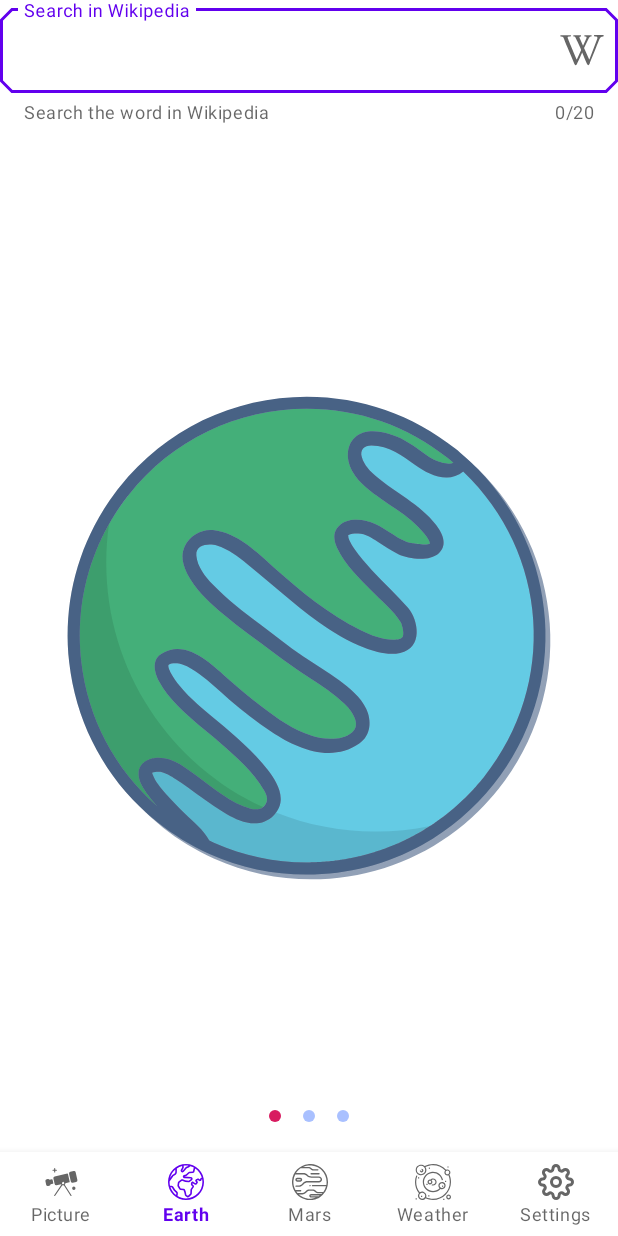
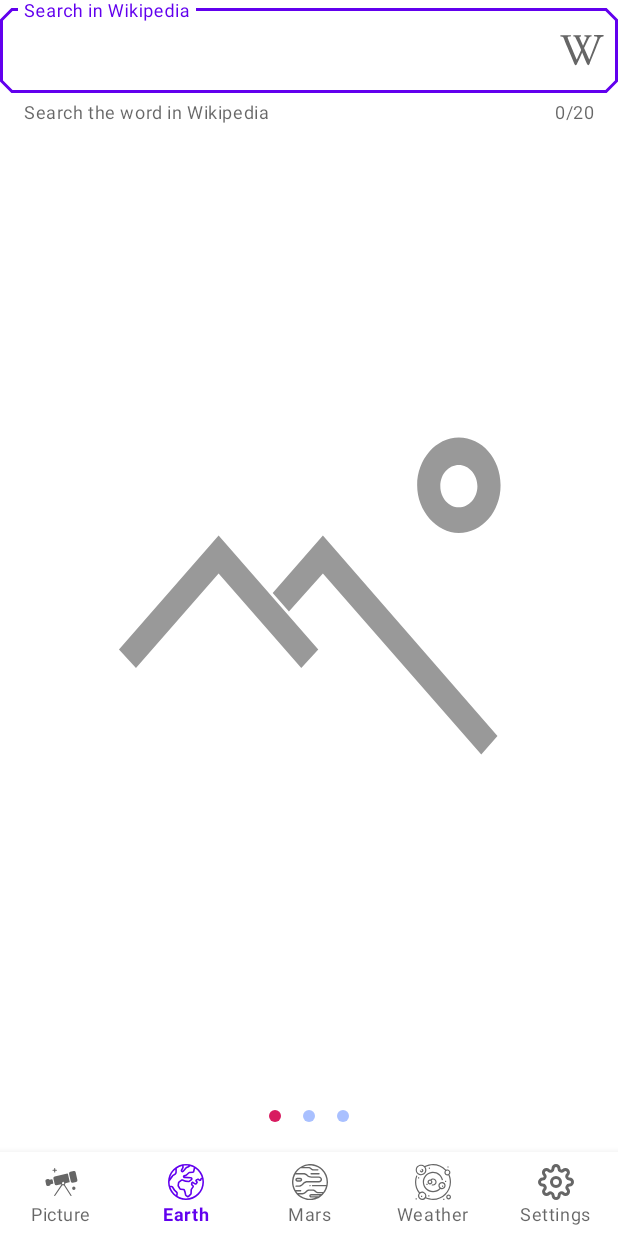
Before and after one commit to Moscowman/PictureOfTheDay, an Android app: the screen it shows after launch (MainActivity), item 2 of the bottom bar chosen, on a phone screen of 412 x 824 dp. Run offline under Robolectric (Android 15) with nearby library versions, the phone set to English and light mode, and no system bars; libraries missing offline, so code that uses them is left out: coil.api.load; pictures from the network do not load.

Commit message:
Реализована загрузка фото Земли со спутника для текущих координат

```diff
--- a/app/src/main/AndroidManifest.xml
+++ b/app/src/main/AndroidManifest.xml
@@ -3,6 +3,8 @@
     package="ru.varasoft.pictureoftheday">
 
     <uses-permission android:name="android.permission.INTERNET"/>
+    <uses-permission android:name="android.permission.ACCESS_COARSE_LOCATION"/>
+
 
     <application
         android:allowBackup="true"
--- a/app/src/main/java/ru/varasoft/pictureoftheday/model/earth/EarthPhotoAPI.kt
+++ b/app/src/main/java/ru/varasoft/pictureoftheday/model/earth/EarthPhotoAPI.kt
@@ -5,6 +5,6 @@ import retrofit2.http.GET
 import retrofit2.http.Query
 
 interface EarthPhotoAPI {
-    @GET("planetary/apod")
-    fun getEarthPhoto(@Query("api_key") apiKey: String, @Query("thumbs") thumbs: String, @Query("date") date: String): Call<EarthPhotoServerResponseData>
+    @GET("planetary/earth/imagery")
+    fun getEarthPhoto(@Query("api_key") apiKey: String, @Query("lon") longitude: String, @Query("lat") latitude: String, @Query("date") date: String): Call<EarthPhotoServerResponseData>
 }
--- a/app/src/main/java/ru/varasoft/pictureoftheday/view/EarthFragment.kt
+++ b/app/src/main/java/ru/varasoft/pictureoftheday/view/EarthFragment.kt
@@ -1,13 +1,27 @@
 package geekbarains.material.ui.api
 
+import android.Manifest
+import android.content.Context
+import android.content.pm.PackageManager
+import android.location.Location
+import android.location.LocationManager
 import android.os.Bundle
 import android.view.LayoutInflater
 import android.view.View
 import android.view.ViewGroup
+import androidx.core.app.ActivityCompat
+import androidx.core.content.ContextCompat
 import androidx.fragment.app.Fragment
+import coil.api.load
+import kotlinx.android.synthetic.main.fragment_earth.*
+import kotlinx.android.synthetic.main.fragment_mars.*
 import ru.varasoft.pictureoftheday.R
+import java.text.SimpleDateFormat
+import java.util.*
 
 class EarthFragment : Fragment() {
+
+    var location: Location? = null
 
     override fun onCreateView(
         inflater: LayoutInflater, container: ViewGroup?,
@@ -15,4 +29,61 @@ class EarthFragment : Fragment() {
     ): View? {
         return inflater.inflate(R.layout.fragment_earth, container, false)
     }
+
+    fun getCurrentLocation() {
+        val locationManager: LocationManager =
+            context!!.getSystemService(Context.LOCATION_SERVICE) as LocationManager;
+
+        if (ActivityCompat.checkSelfPermission(
+                context!!,
+                Manifest.permission.ACCESS_FINE_LOCATION
+            ) != PackageManager.PERMISSION_GRANTED && ActivityCompat.checkSelfPermission(
+                context!!,
+                Manifest.permission.ACCESS_COARSE_LOCATION
+            ) != PackageManager.PERMISSION_GRANTED
+        ) {
+            requestLocationPermission()
+            return
+        }
+        location = locationManager.getLastKnownLocation(LocationManager.NETWORK_PROVIDER)
+    }
+
+    fun requestLocationPermission() {
+        try {
+            if (ContextCompat.checkSelfPermission(
+                    getActivity()!!,
+                    Manifest.permission.ACCESS_COARSE_LOCATION
+                ) != PackageManager.PERMISSION_GRANTED
+            ) {
+                ActivityCompat.requestPermissions(
+                    getActivity()!!,
+                    arrayOf(Manifest.permission.ACCESS_FINE_LOCATION),
+                    101
+                )
+            }
+        } catch (e: Exception) {
+            e.printStackTrace()
+        }
+    }
+
+    override fun onActivityCreated(savedInstanceState: Bundle?) {
+        super.onActivityCreated(savedInstanceState)
+        getCurrentLocation()
+        location?.let { renderData(it) }
+    }
+
+    private fun renderData(location: Location) {
+        val lat = location.latitude
+        val lon = location.longitude
+        val sdf = SimpleDateFormat("yyyy-MM-dd")
+        val currentTime = Calendar.getInstance().time
+        val date = sdf.format(currentTime)
+        val url =
+            "https://api.nasa.gov/planetary/earth/imagery?lon=$lon&lat=$lat&dim=0.15&date=$date&api_key=DEMO_KEY"
+        earth_image_view.load(url) {
+            lifecycle(this@EarthFragment)
+            error(R.drawable.ic_load_error_vector)
+            placeholder(R.drawable.ic_no_photo_vector)
+        }
+    }
 }
--- a/app/src/main/res/layout/fragment_earth.xml
+++ b/app/src/main/res/layout/fragment_earth.xml
@@ -4,10 +4,16 @@
     android:layout_width="match_parent"
     android:layout_height="match_parent">
 
-    <ImageView
+    <ru.varasoft.pictureoftheday.view.EquilateralImageView
+        android:id="@+id/earth_image_view"
         android:layout_width="match_parent"
-        android:layout_height="match_parent"
-        app:srcCompat="@drawable/bg_earth" />
+        android:layout_height="wrap_content"
+        android:layout_gravity="center"
+        android:contentDescription="@string/photo_of_the_day_stub"
+        app:layout_constraintEnd_toEndOf="parent"
+        app:layout_constraintStart_toStartOf="parent"
+        app:layout_constraintTop_toTopOf="parent"
+        app:srcCompat="@drawable/ic_no_photo_vector" />
 
     <LinearLayout
         android:layout_width="wrap_content"
```
